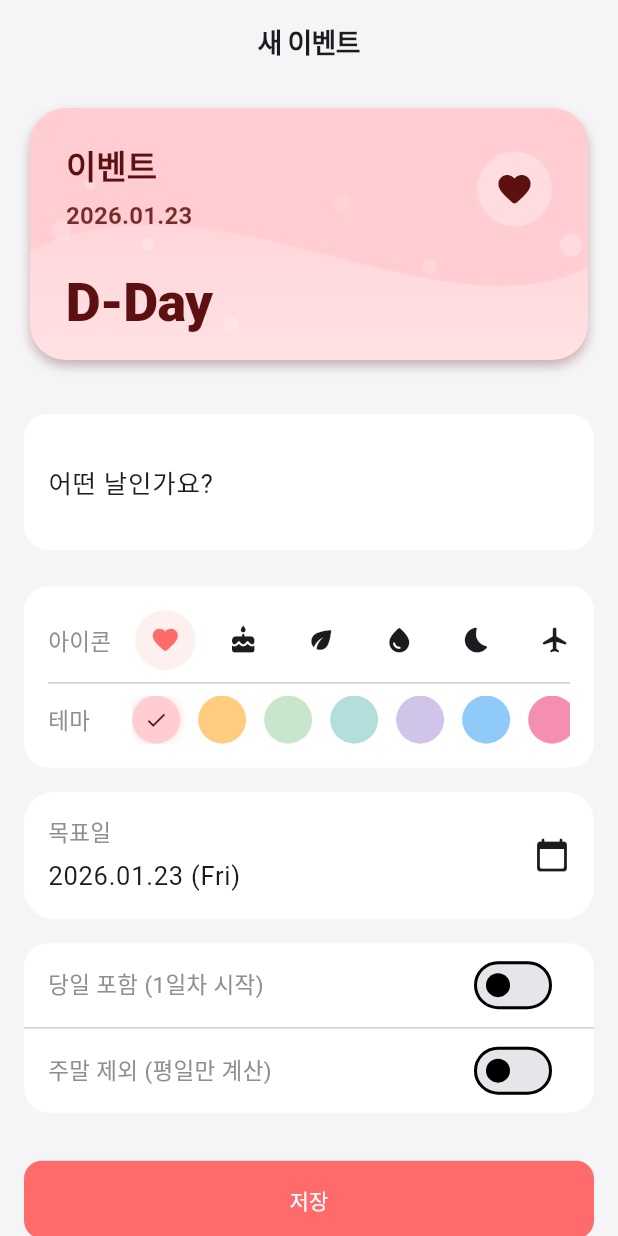
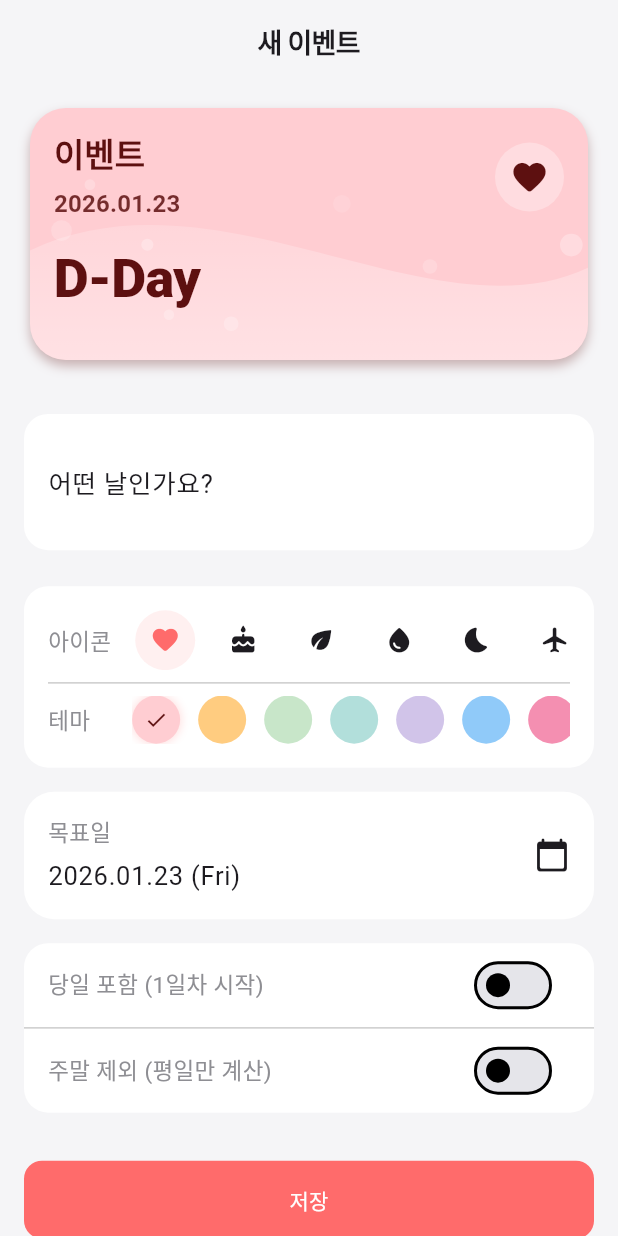
Before and after one commit to Kihoonee/flutter-day_counter, a Flutter app: the EventEditPage screen opened by its route, on a phone screen of 412 x 824 dp. Run offline on Flutter 3.47's test engine with Material 3 defaults, Android fonts, the phone set to English and light mode, and no system bars; our stand-ins replace dio, equatable, firebase_core, flutter_riverpod, fpdart, freezed_annotation and 6 more; accounts and stored records are empty; generated files the repository leaves out were written again; network calls fail.

Commit message:
chore: handover context after final UI polish and bug fixes

```diff
--- a/lib/features/events/presentation/pages/event_list_page.dart
+++ b/lib/features/events/presentation/pages/event_list_page.dart
@@ -96,7 +96,7 @@ class EventListPage extends ConsumerWidget {
                           key: Key(e.id), // 필수: 고유 키
                           padding: const EdgeInsets.only(bottom: 10), // 간격 줄임 (16 -> 10)
                           child: SizedBox(
-                            height: 180,
+                            height: 200,
                             child: PosterCard(
                               title: e.title,
                               dateLine: dateLine,
--- a/lib/features/events/presentation/widgets/poster_card.dart
+++ b/lib/features/events/presentation/widgets/poster_card.dart
@@ -116,7 +116,7 @@ class PosterCard extends StatelessWidget {
                 ),
 
                 Padding(
-                  padding: const EdgeInsets.all(24),
+                  padding: const EdgeInsets.all(16), // Reduced from 24
                   child: Column(
                     mainAxisSize: MainAxisSize.min,
                     crossAxisAlignment: CrossAxisAlignment.start,
@@ -151,7 +151,7 @@ class PosterCard extends StatelessWidget {
                             ),
                           ),
                           Container(
-                            padding: const EdgeInsets.all(12), // Larger padding
+                            padding: const EdgeInsets.all(10), // Reduced from 12
                             decoration: BoxDecoration(
                               color: Colors.white.withOpacity(0.3),
                               shape: BoxShape.circle,
@@ -164,7 +164,7 @@ class PosterCard extends StatelessWidget {
                           ),
                         ],
                       ),
-                      const SizedBox(height: 24), // Increased spacing
+                      const SizedBox(height: 16), // Reduced from 24
                       Row(
                         crossAxisAlignment: CrossAxisAlignment.baseline,
                         textBaseline: TextBaseline.alphabetic,
```
Also changed, not shown: 1 other file.
